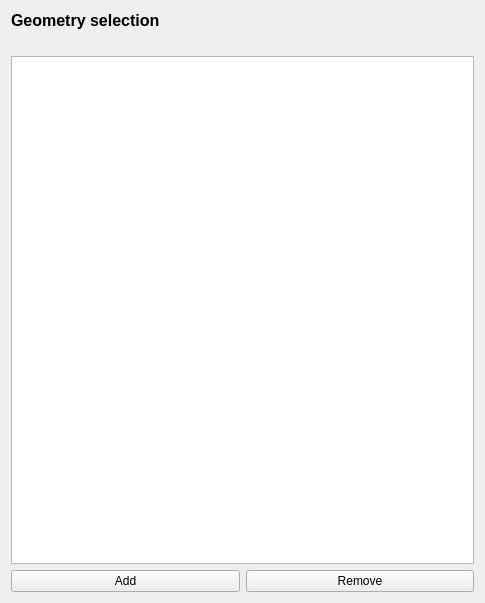
First picture: the form in forms/PageGeometrySelection.ui, repository ThomasEscalle/WombatAutoRig, before the edit.
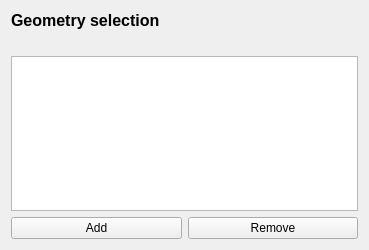
Second picture: the form after the edit.

```diff
--- a/forms/PageGeometrySelection.ui
+++ b/forms/PageGeometrySelection.ui
@@ -6,8 +6,8 @@
    <rect>
     <x>0</x>
     <y>0</y>
-    <width>485</width>
-    <height>603</height>
+    <width>369</width>
+    <height>250</height>
    </rect>
   </property>
   <property name="windowTitle">
```
